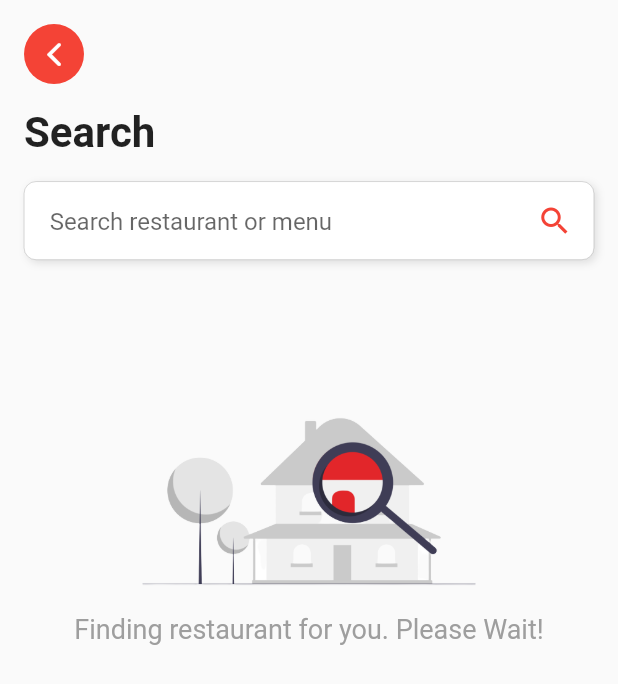
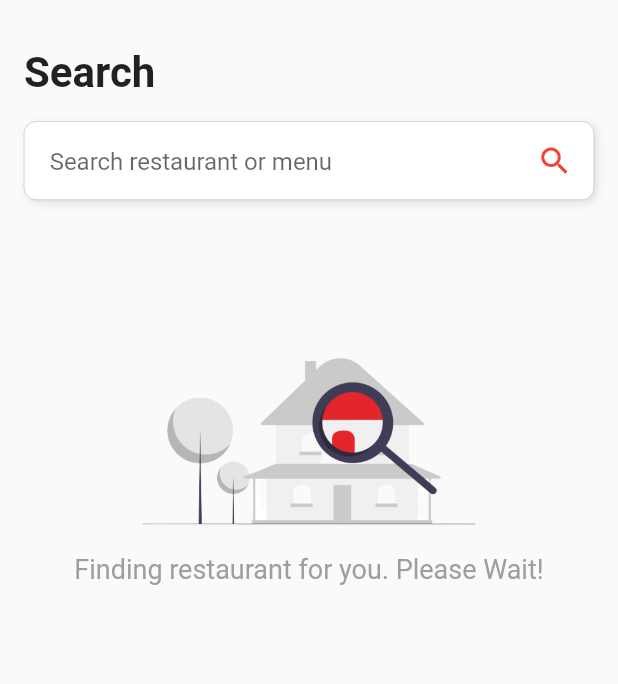
Before and after one commit to AdiMunawar31/D2YRESTAURANT, a Flutter app: the SearchScreen screen opened by its route, on a phone screen of 412 x 824 dp. Shown: the top 684 px of the screen. Run offline on Flutter 3.47's test engine with Material 2 defaults, Android fonts, the phone set to English and light mode, and no system bars; network calls fail.

Commit message:
Setting screen

```diff
--- a/lib/screens/search_screen.dart
+++ b/lib/screens/search_screen.dart
@@ -30,19 +30,6 @@ class _SearchScreenState extends State<SearchScreen> {
               child: Column(
                 crossAxisAlignment: CrossAxisAlignment.start,
                 children: [
-                  CircleAvatar(
-                    backgroundColor: Colors.red,
-                    child: IconButton(
-                      icon: const Icon(
-                        CupertinoIcons.back,
-                        size: 24,
-                        color: Colors.white,
-                      ),
-                      onPressed: () {
-                        Navigator.pop(context);
-                      },
-                    ),
-                  ),
                   const Padding(
                     padding: EdgeInsets.only(top: 16.0),
                     child: Text(
```
Also changed, not shown: lib/screens/layout_screen.dart (+11 -2 lines), lib/screens/settings_screen.dart (added, +36 -0 lines).
